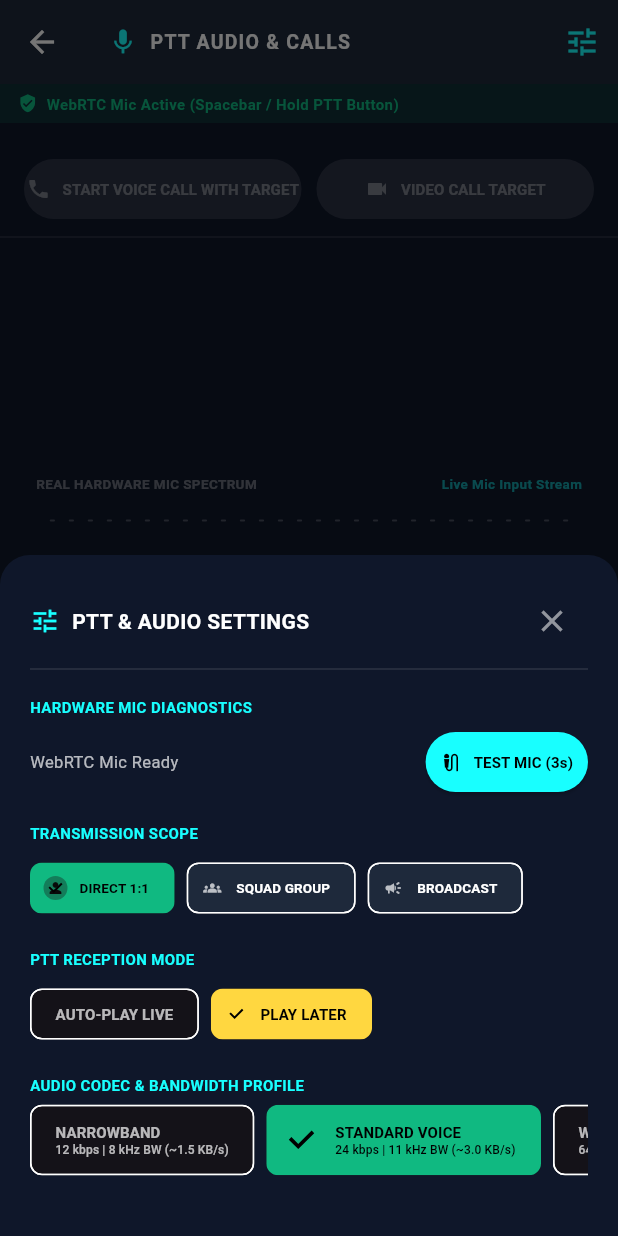
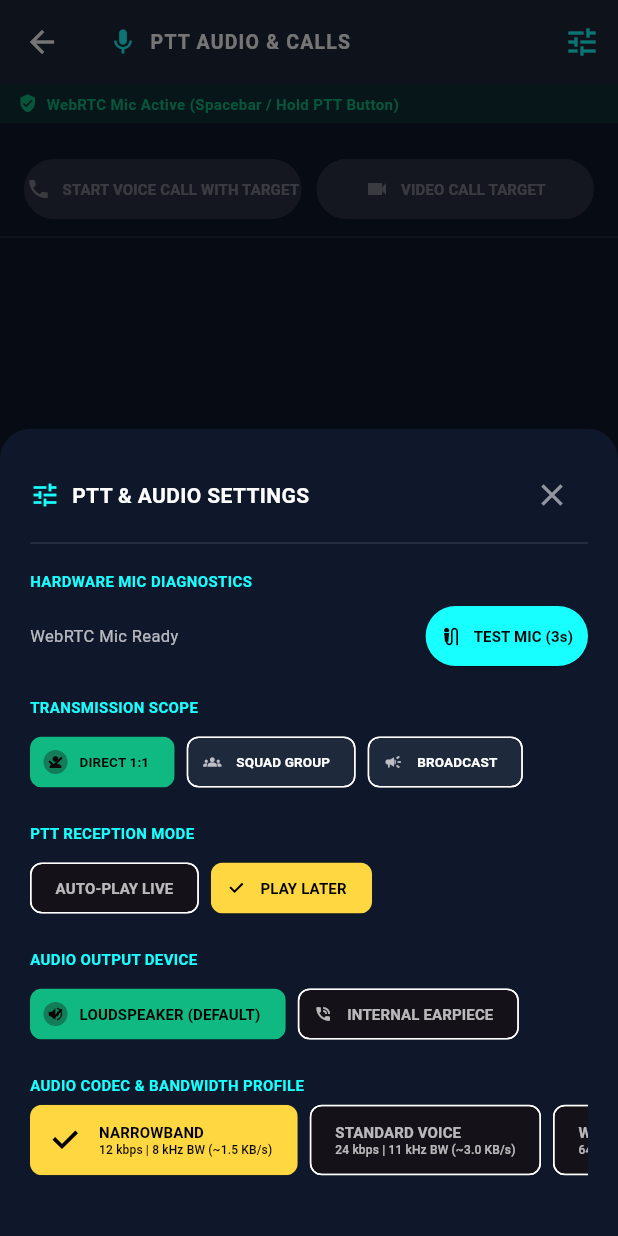
Before and after one commit to 84ace/vector, a Flutter app: the CallView screen opened directly with empty values, after a tap on the "tune" icon, on a phone screen of 412 x 824 dp. Run offline on Flutter 3.47's test engine with Material 3 defaults, Android fonts, the phone set to English and light mode, and no system bars; our stand-ins replace audioplayers, battery_plus, connectivity_plus, flutter_compass, flutter_map, geolocator and 4 more; missing offline and left inert: mobile_scanner, record; accounts and stored records are empty.

Commit message:
feat: Default PTT file audio playback to loudspeaker with option for internal earpiece speaker

```diff
--- a/client/lib/services/ptt_audio_service.dart
+++ b/client/lib/services/ptt_audio_service.dart
@@ -77,14 +77,42 @@ class PttAudioService {
     clipNotifier.value = globalVoiceClips.length;
   }
 
+  /// Configures global audio output device (Loudspeaker/Hands-Free vs Internal Earpiece Speaker)
+  static Future<void> configureAudioOutput({required bool useLoudspeaker}) async {
+    try {
+      await AudioPlayer.global.setAudioContext(AudioContext(
+        android: AudioContextAndroid(
+          stayAwake: true,
+          contentType: AndroidContentType.speech,
+          usageType: AndroidUsageType.voiceCommunication,
+          audioFocus: AndroidAudioFocus.gain,
+          audioMode: useLoudspeaker ? AndroidAudioMode.normal : AndroidAudioMode.inCall,
+        ),
+        iOS: AudioContextIOS(
+          category: AVAudioSessionCategory.playAndRecord,
+          options: useLoudspeaker
+              ? {AVAudioSessionOptions.defaultToSpeaker, AVAudioSessionOptions.allowBluetooth}
+              : {AVAudioSessionOptions.allowBluetooth},
+        ),
+      ));
+      debugPrint('[PTT AUDIO SERVICE] Output configured: ${useLoudspeaker ? "LOUDSPEAKER (HANDS-FREE)" : "INTERNAL EARPIECE"}');
+    } catch (e) {
+      debugPrint('[PTT AUDIO OUTPUT CONFIG ERROR] $e');
+    }
+  }
+
   /// Initializes app-level global PTT listener to capture incoming audio clips on any screen
   static void initializeGlobalListener({
     required MeshClient meshClient,
     required P2PMeshEngine p2pMeshEngine,
     required String myOperatorId,
-  }) {
+  }) async {
     _meshSub?.cancel();
     _p2pSub?.cancel();
+
+    final prefs = await SharedPreferences.getInstance();
+    final useLoudspeaker = prefs.getBool('ptt_use_loudspeaker') ?? true;
+    configureAudioOutput(useLoudspeaker: useLoudspeaker);
 
     void handleGlobalMessage(C2Message msg) async {
       if (msg.senderId == myOperatorId) return;
--- a/client/lib/ui/chat/call_view.dart
+++ b/client/lib/ui/chat/call_view.dart
@@ -65,6 +65,7 @@ class _CallViewState extends State<CallView> {
   OperatorProfile? _selectedPeer;
   bool _isPttPressed = false;
   bool _autoPlayPtt = false;
+  bool _useLoudspeaker = true;
   PttCodecProfile _codecProfile = PttCodecProfile.narrowband;
   String? _incomingPttSpeakerCallsign;
   double _currentAmplitude = 0.0;
@@ -223,9 +224,11 @@ class _CallViewState extends State<CallView> {
   Future<void> _loadSettings() async {
     final prefs = await SharedPreferences.getInstance();
     if (!mounted) return;
-    final codecName = prefs.getString('ptt_codec_profile') ?? 'standard';
+    final codecName = prefs.getString('ptt_codec_profile') ?? 'narrowband';
+    final loudspeaker = prefs.getBool('ptt_use_loudspeaker') ?? true;
     setState(() {
       _autoPlayPtt = prefs.getBool('auto_play_ptt') ?? false;
+      _useLoudspeaker = loudspeaker;
       if (codecName == 'narrowband') {
         _codecProfile = PttCodecProfile.narrowband;
       } else if (codecName == 'wideband') {
@@ -234,6 +237,7 @@ class _CallViewState extends State<CallView> {
         _codecProfile = PttCodecProfile.standard;
       }
     });
+    PttAudioService.configureAudioOutput(useLoudspeaker: loudspeaker);
   }
 
   Future<void> _saveAutoPlaySetting(bool val) async {
@@ -243,6 +247,16 @@ class _CallViewState extends State<CallView> {
     setState(() {
       _autoPlayPtt = val;
     });
+  }
+
+  Future<void> _saveAudioOutputSetting(bool val) async {
+    final prefs = await SharedPreferences.getInstance();
+    await prefs.setBool('ptt_use_loudspeaker', val);
+    if (!mounted) return;
+    setState(() {
+      _useLoudspeaker = val;
+    });
+    await PttAudioService.configureAudioOutput(useLoudspeaker: val);
   }
 
   Future<void> _saveCodecProfile(PttCodecProfile profile) async {
@@ -1768,6 +1782,40 @@ class _CallViewState extends State<CallView> {
                   ),
                   const SizedBox(height: 16),
 
+                  // Audio Output Device
+                  const Text('AUDIO OUTPUT DEVICE', style: TextStyle(color: Colors.cyanAccent, fontSize: 10, fontWeight: FontWeight.bold)),
+                  const SizedBox(height: 6),
+                  Row(
+                    children: [
+                      ChoiceChip(
+                        avatar: Icon(Icons.volume_up, size: 12, color: _useLoudspeaker ? Colors.black : Colors.white70),
+                        label: const Text('LOUDSPEAKER (DEFAULT)', style: TextStyle(fontSize: 10, fontWeight: FontWeight.bold)),
+                        selected: _useLoudspeaker,
+                        selectedColor: C2Colors.emeraldAccent,
+                        labelStyle: TextStyle(color: _useLoudspeaker ? Colors.black : Colors.white70),
+                        onSelected: (val) {
+                          _saveAudioOutputSetting(true);
+                          setModalState(() {});
+                          setState(() {});
+                        },
+                      ),
+                      const SizedBox(width: 8),
+                      ChoiceChip(
+                        avatar: Icon(Icons.phone_in_talk, size: 12, color: !_useLoudspeaker ? Colors.black : Colors.white70),
+                        label: const Text('INTERNAL EARPIECE', style: TextStyle(fontSize: 10, fontWeight: FontWeight.bold)),
+                        selected: !_useLoudspeaker,
+                        selectedColor: Colors.amberAccent,
+                        labelStyle: TextStyle(color: !_useLoudspeaker ? Colors.black : Colors.white70),
+                        onSelected: (val) {
+                          _saveAudioOutputSetting(false);
+                          setModalState(() {});
+                          setState(() {});
+                        },
+                      ),
+                    ],
+                  ),
+                  const SizedBox(height: 16),
+
                   // Audio Codec Profile & Bandwidth
                   const Text('AUDIO CODEC & BANDWIDTH PROFILE', style: TextStyle(color: Colors.cyanAccent, fontSize: 10, fontWeight: FontWeight.bold)),
                   const SizedBox(height: 6),
```
